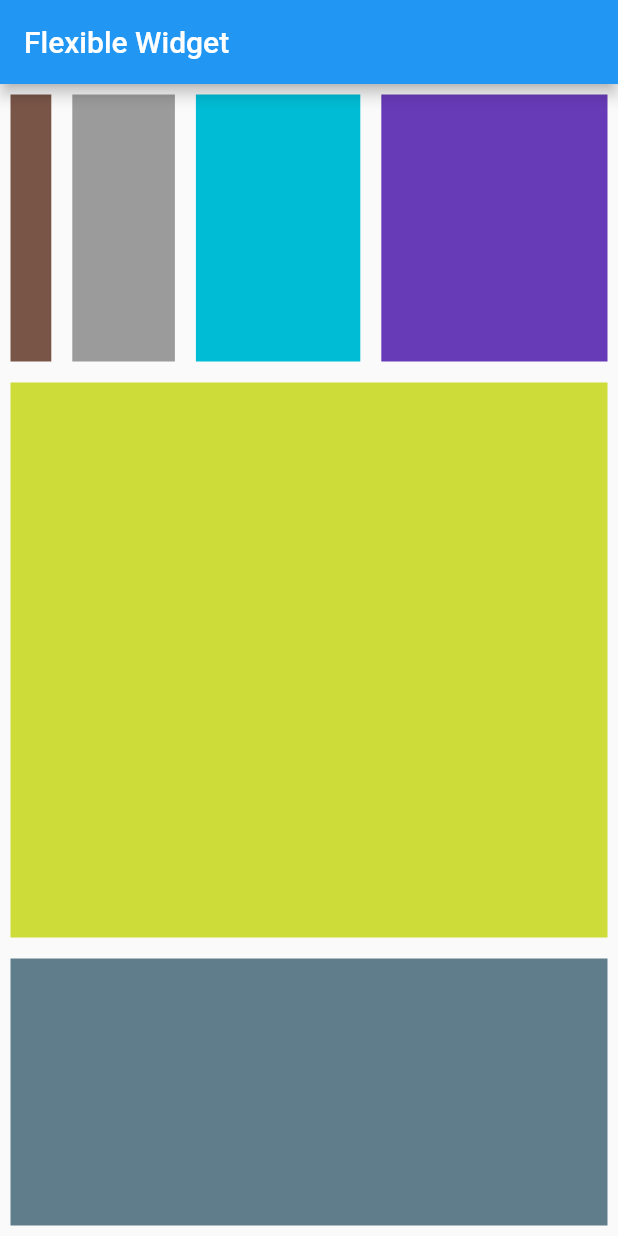
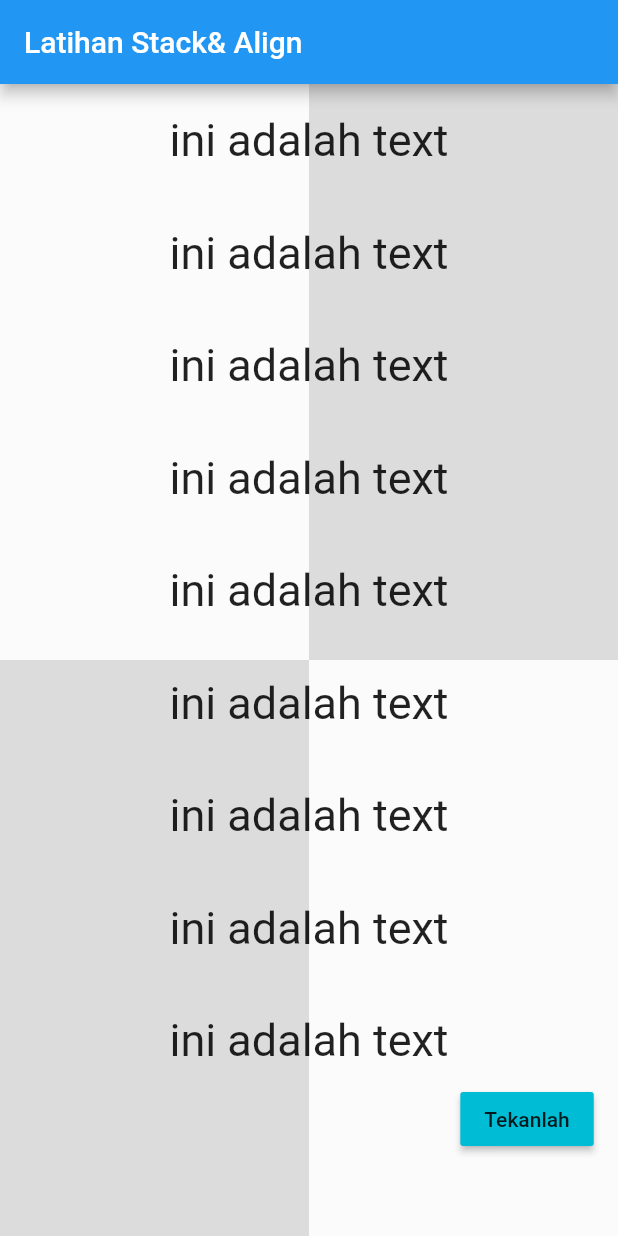
Before and after one commit to mindatama/GIT, a Flutter app: the screen it shows after launch, on a phone screen of 412 x 824 dp. Run offline on Flutter 3.47's test engine with Material 2 defaults, Android fonts, the phone set to English and light mode, and no system bars.

Commit message:
hello_world_flutter ganti contoh stack& align widget

```diff
--- a/hello_world_flutter/lib/main.dart
+++ b/hello_world_flutter/lib/main.dart
@@ -1,4 +1,4 @@
-import 'dart:math';
+import 'dart:ui';
 
 import 'package:flutter/material.dart';
 
@@ -12,43 +12,105 @@ class Myapp extends StatelessWidget {
     return MaterialApp(
       home: Scaffold(
         appBar: AppBar(
-          title: Text("Flexible Widget"),
+          title: Text("Latihan Stack& Align"),
         ),
-        body: Column(
+        body: Stack(
+          children: <Widget>[
+            //Background
+            Column(
               children: <Widget>[
                 Flexible(
                     flex: 1,
                     child: Row(
                       children: <Widget>[
                         Flexible(
-                        flex: 1,
-                        child: Container(
-                          color: Colors.brown,
-                          margin: EdgeInsets.all(7),
-                        )),
+                            flex: 1, child: Container(color: Colors.white12)),
                         Flexible(
-                        flex: 2,
-                        child: Container(
-                            color: Colors.black38, margin: EdgeInsets.all(7))),
-                    Flexible(
-                        flex: 3,
-                        child: Container(
-                            color: Colors.cyan, margin: EdgeInsets.all(7))),
-                    Flexible(
-                        flex: 4,
-                        child: Container(
-                            color: Colors.deepPurple,
-                            margin: EdgeInsets.all(7))),
+                            flex: 1, child: Container(color: Colors.black12))
                       ],
                     )),
                 Flexible(
-                flex: 2,
-                child:
-                    Container(color: Colors.lime, margin: EdgeInsets.all(7))),
+                    flex: 1,
+                    child: Row(
+                      children: <Widget>[
                         Flexible(
-                flex: 1,
-                child: Container(
-                    color: Colors.blueGrey, margin: EdgeInsets.all(7))),
+                            flex: 1, child: Container(color: Colors.black12)),
+                        Flexible(
+                            flex: 1, child: Container(color: Colors.white12))
+                      ],
+                    ))
+              ],
+            ),
+            //text
+            ListView(
+              children: <Widget>[
+                Column(
+                  children: <Widget>[
+                    Container(
+                        margin: EdgeInsets.all(20),
+                        child: Text(
+                          "ini adalah text",
+                          style: TextStyle(fontSize: 30),
+                        )),
+                    Container(
+                        margin: EdgeInsets.all(20),
+                        child: Text(
+                          "ini adalah text",
+                          style: TextStyle(fontSize: 30),
+                        )),
+                    Container(
+                        margin: EdgeInsets.all(20),
+                        child: Text(
+                          "ini adalah text",
+                          style: TextStyle(fontSize: 30),
+                        )),
+                    Container(
+                        margin: EdgeInsets.all(20),
+                        child: Text(
+                          "ini adalah text",
+                          style: TextStyle(fontSize: 30),
+                        )),
+                    Container(
+                        margin: EdgeInsets.all(20),
+                        child: Text(
+                          "ini adalah text",
+                          style: TextStyle(fontSize: 30),
+                        )),
+                    Container(
+                        margin: EdgeInsets.all(20),
+                        child: Text(
+                          "ini adalah text",
+                          style: TextStyle(fontSize: 30),
+                        )),
+                    Container(
+                        margin: EdgeInsets.all(20),
+                        child: Text(
+                          "ini adalah text",
+                          style: TextStyle(fontSize: 30),
+                        )),
+                    Container(
+                        margin: EdgeInsets.all(20),
+                        child: Text(
+                          "ini adalah text",
+                          style: TextStyle(fontSize: 30),
+                        )),
+                    Container(
+                        margin: EdgeInsets.all(20),
+                        child: Text(
+                          "ini adalah text",
+                          style: TextStyle(fontSize: 30),
+                        )),
+                  ],
+                ),
+              ],
+            ),
+            //button
+            Align(
+                alignment: Alignment(0.9, 0.85),
+                child: RaisedButton(
+                    child: Text("Tekanlah"),
+                    color: Colors.cyan,
+                    onPressed: () {}))
           ],
         ),
       ),
```
Lines whose indentation alone changed are shown as unchanged.
